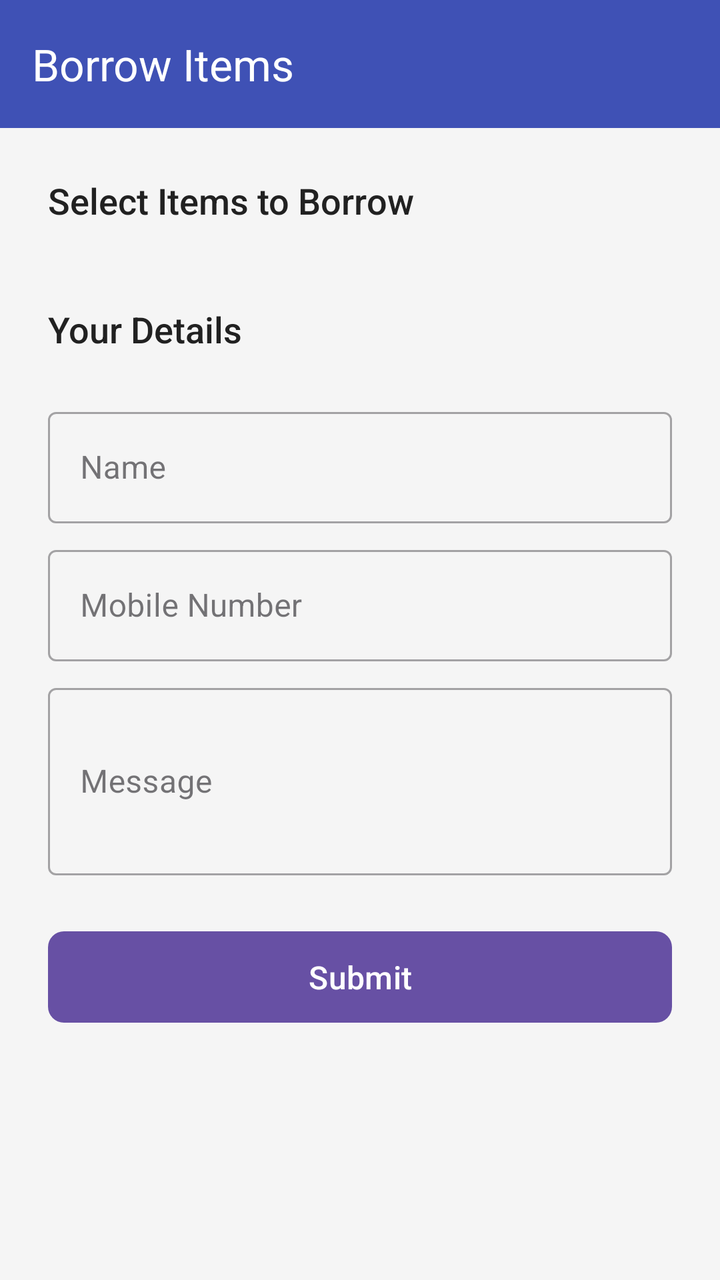
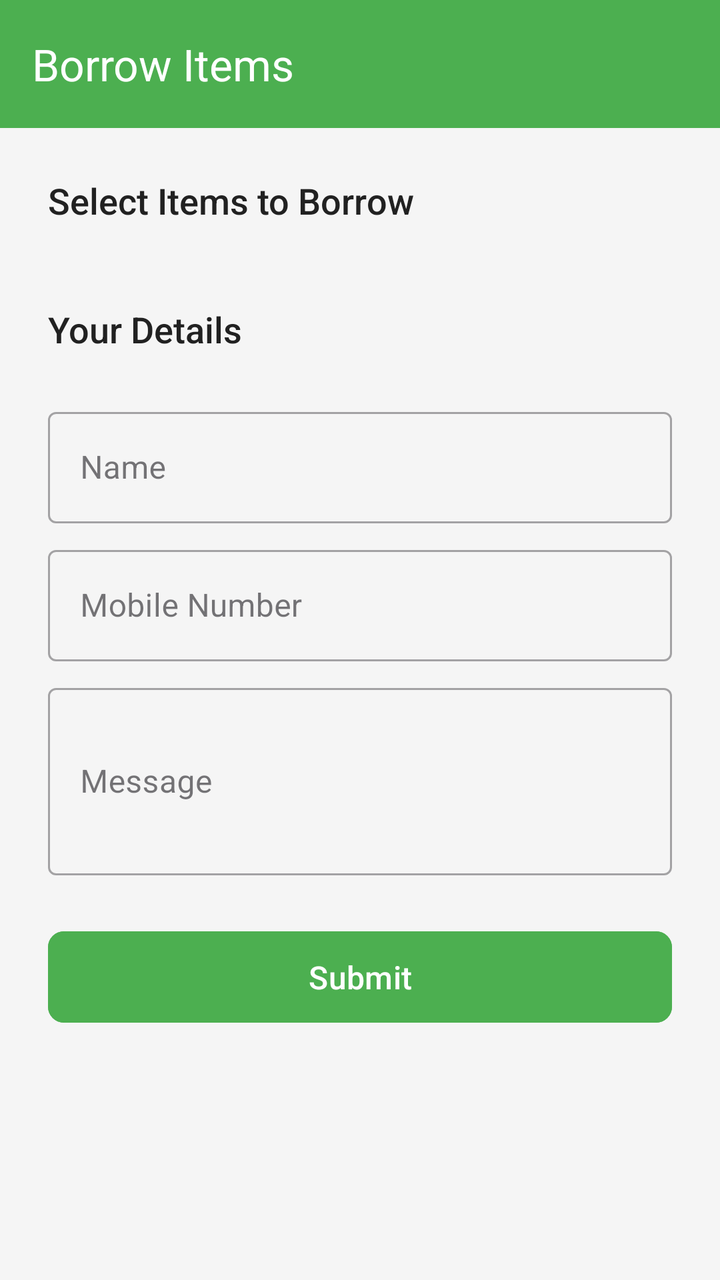

An Android layout rendered at two revisions. The XML below is the earlier revision; the diff shows what the commit changed to produce the second picture.
<!-- AndroidManifest.xml: application theme Theme.MyApplication -->
<!-- res/layout/activity_borrow.xml -->
<?xml version="1.0" encoding="utf-8"?>
<androidx.coordinatorlayout.widget.CoordinatorLayout
    xmlns:android="http://schemas.android.com/apk/res/android"
    xmlns:app="http://schemas.android.com/apk/res-auto"
    android:layout_width="match_parent"
    android:layout_height="match_parent"
    android:background="@color/light_background_color"> <com.google.android.material.appbar.AppBarLayout
    android:layout_width="match_parent"
    android:layout_height="wrap_content"
    android:background="@color/primary_color"> <androidx.appcompat.widget.Toolbar
    android:id="@+id/toolbar"
    android:layout_width="match_parent"
    android:layout_height="?attr/actionBarSize"
    app:title="Borrow Items"
    app:titleTextColor="@android:color/white"
    app:popupTheme="@style/ThemeOverlay.AppCompat.Light"/> </com.google.android.material.appbar.AppBarLayout>

    <androidx.core.widget.NestedScrollView
        android:layout_width="match_parent"
        android:layout_height="match_parent"
        app:layout_behavior="@string/appbar_scrolling_view_behavior">

        <LinearLayout
            android:layout_width="match_parent"
            android:layout_height="wrap_content"
            android:orientation="vertical"
            android:padding="24dp"> <TextView
            android:layout_width="wrap_content"
            android:layout_height="wrap_content"
            android:text="Select Items to Borrow"
            android:textSize="18sp"
            android:textColor="@color/text_primary"
            android:layout_marginBottom="16dp"
            android:fontFamily="sans-serif-medium"/> <androidx.recyclerview.widget.RecyclerView
            android:id="@+id/itemsRecyclerView"
            android:layout_width="match_parent"
            android:layout_height="wrap_content"
            android:nestedScrollingEnabled="false"
            android:layout_marginBottom="24dp"/> <TextView
            android:layout_width="wrap_content"
            android:layout_height="wrap_content"
            android:text="Your Details"
            android:textSize="18sp"
            android:textColor="@color/text_primary"
            android:layout_marginBottom="16dp"
            android:fontFamily="sans-serif-medium"/> <com.google.android.material.textfield.TextInputLayout
            android:id="@+id/nameInputLayout"
            android:layout_width="match_parent"
            android:layout_height="wrap_content"
            android:hint="Name"
            style="@style/Widget.MaterialComponents.TextInputLayout.OutlinedBox" android:layout_marginTop="8dp"> <com.google.android.material.textfield.TextInputEditText
            android:id="@+id/nameEditText"
            android:layout_width="match_parent"
            android:layout_height="wrap_content"
            android:inputType="textPersonName"/>

        </com.google.android.material.textfield.TextInputLayout>

            <com.google.android.material.textfield.TextInputLayout
                android:id="@+id/mobileNumberInputLayout"
                android:layout_width="match_parent"
                android:layout_height="wrap_content"
                android:hint="Mobile Number"
                style="@style/Widget.MaterialComponents.TextInputLayout.OutlinedBox" android:layout_marginTop="8dp"> <com.google.android.material.textfield.TextInputEditText
                android:id="@+id/mobileNumberEditText"
                android:layout_width="match_parent"
                android:layout_height="wrap_content"
                android:inputType="phone"/>

            </com.google.android.material.textfield.TextInputLayout>

            <com.google.android.material.textfield.TextInputLayout
                android:id="@+id/messageInputLayout"
                android:layout_width="match_parent"
                android:layout_height="wrap_content"
                android:hint="Message"
                style="@style/Widget.MaterialComponents.TextInputLayout.OutlinedBox" android:layout_marginTop="8dp"> <com.google.android.material.textfield.TextInputEditText
                android:id="@+id/messageEditText"
                android:layout_width="match_parent"
                android:layout_height="wrap_content"
                android:inputType="textMultiLine"
                android:minLines="3"/>

            </com.google.android.material.textfield.TextInputLayout>

            <com.google.android.material.button.MaterialButton
                android:id="@+id/submitButton"
                android:layout_width="match_parent"
                android:layout_height="wrap_content"
                android:text="Submit"
                android:layout_marginTop="24dp"
                android:paddingVertical="12dp"
                android:textSize="16sp"
                app:cornerRadius="8dp"/> </LinearLayout>

    </androidx.core.widget.NestedScrollView>

</androidx.coordinatorlayout.widget.CoordinatorLayout>
<!-- resources referenced by this layout -->
<resources>
  <color name="light_background_color">#F5F5F5</color>
  <color name="primary_color">#3F51B5</color>
  <color name="text_primary">#212121</color>
  <style name="Theme.MyApplication" parent="Base.Theme.MyApplication" />
  <style name="Base.Theme.MyApplication" parent="Theme.Material3.DayNight.NoActionBar">
          
          
      </style>
</resources>

<!-- the commit's change to res/layout/activity_borrow.xml (unified diff, before → after) -->
@@ -4,16 +4,21 @@
     xmlns:app="http://schemas.android.com/apk/res-auto"
     android:layout_width="match_parent"
     android:layout_height="match_parent"
-    android:background="@color/light_background_color"> <com.google.android.material.appbar.AppBarLayout
-    android:layout_width="match_parent"
-    android:layout_height="wrap_content"
-    android:background="@color/primary_color"> <androidx.appcompat.widget.Toolbar
-    android:id="@+id/toolbar"
-    android:layout_width="match_parent"
-    android:layout_height="?attr/actionBarSize"
-    app:title="Borrow Items"
-    app:titleTextColor="@android:color/white"
-    app:popupTheme="@style/ThemeOverlay.AppCompat.Light"/> </com.google.android.material.appbar.AppBarLayout>
+    android:background="@color/light_background_color">
+
+    <com.google.android.material.appbar.AppBarLayout
+        android:layout_width="match_parent"
+        android:layout_height="wrap_content"
+        android:background="@color/primary_green">
+
+        <androidx.appcompat.widget.Toolbar
+            android:id="@+id/toolbar"
+            android:layout_width="match_parent"
+            android:layout_height="?attr/actionBarSize"
+            app:title="Borrow Items"
+            app:titleTextColor="@android:color/white"
+            app:popupTheme="@style/ThemeOverlay.AppCompat.Light"/>
+    </com.google.android.material.appbar.AppBarLayout>
 
     <androidx.core.widget.NestedScrollView
         android:layout_width="match_parent"
@@ -24,65 +29,69 @@
             android:layout_width="match_parent"
             android:layout_height="wrap_content"
             android:orientation="vertical"
-            android:padding="24dp"> <TextView
-            android:layout_width="wrap_content"
-            android:layout_height="wrap_content"
-            android:text="Select Items to Borrow"
-            android:textSize="18sp"
-            android:textColor="@color/text_primary"
-            android:layout_marginBottom="16dp"
-            android:fontFamily="sans-serif-medium"/> <androidx.recyclerview.widget.RecyclerView
-            android:id="@+id/itemsRecyclerView"
-            android:layout_width="match_parent"
-            android:layout_height="wrap_content"
-            android:nestedScrollingEnabled="false"
-            android:layout_marginBottom="24dp"/> <TextView
-            android:layout_width="wrap_content"
-            android:layout_height="wrap_content"
-            android:text="Your Details"
-            android:textSize="18sp"
-            android:textColor="@color/text_primary"
-            android:layout_marginBottom="16dp"
-            android:fontFamily="sans-serif-medium"/> <com.google.android.material.textfield.TextInputLayout
-            android:id="@+id/nameInputLayout"
-            android:layout_width="match_parent"
-            android:layout_height="wrap_content"
-            android:hint="Name"
-            style="@style/Widget.MaterialComponents.TextInputLayout.OutlinedBox" android:layout_marginTop="8dp"> <com.google.android.material.textfield.TextInputEditText
-            android:id="@+id/nameEditText"
-            android:layout_width="match_parent"
-            android:layout_height="wrap_content"
-            android:inputType="textPersonName"/>
-
-        </com.google.android.material.textfield.TextInputLayout>
-
+            android:padding="24dp">
+            <TextView
+                android:layout_width="wrap_content"
+                android:layout_height="wrap_content"
+                android:text="Select Items to Borrow"
+                android:textSize="18sp"
+                android:textColor="@color/text_primary"
+                android:layout_marginBottom="16dp"
+                android:fontFamily="sans-serif-medium"/>
+            <androidx.recyclerview.widget.RecyclerView
+                android:id="@+id/itemsRecyclerView"
+                android:layout_width="match_parent"
+                android:layout_height="wrap_content"
+                android:nestedScrollingEnabled="false"
+                android:layout_marginBottom="24dp"/>
+            <TextView
+                android:layout_width="wrap_content"
+                android:layout_height="wrap_content"
+                android:text="Your Details"
+                android:textSize="18sp"
+                android:textColor="@color/text_primary"
+                android:layout_marginBottom="16dp"
+                android:fontFamily="sans-serif-medium"/>
+            <com.google.android.material.textfield.TextInputLayout
+                android:id="@+id/nameInputLayout"
+                android:layout_width="match_parent"
+                android:layout_height="wrap_content"
+                android:hint="Name"
+                style="@style/Widget.MaterialComponents.TextInputLayout.OutlinedBox"
+                android:layout_marginTop="8dp">
+                <com.google.android.material.textfield.TextInputEditText
+                    android:id="@+id/nameEditText"
+                    android:layout_width="match_parent"
+                    android:layout_height="wrap_content"
+                    android:inputType="textPersonName"/>
+            </com.google.android.material.textfield.TextInputLayout>
             <com.google.android.material.textfield.TextInputLayout
                 android:id="@+id/mobileNumberInputLayout"
                 android:layout_width="match_parent"
                 android:layout_height="wrap_content"
                 android:hint="Mobile Number"
-                style="@style/Widget.MaterialComponents.TextInputLayout.OutlinedBox" android:layout_marginTop="8dp"> <com.google.android.material.textfield.TextInputEditText
-                android:id="@+id/mobileNumberEditText"
-                android:layout_width="match_parent"
-                android:layout_height="wrap_content"
-                android:inputType="phone"/>
-
+                style="@style/Widget.MaterialComponents.TextInputLayout.OutlinedBox"
+                android:layout_marginTop="8dp">
+                <com.google.android.material.textfield.TextInputEditText
+                    android:id="@+id/mobileNumberEditText"
+                    android:layout_width="match_parent"
+                    android:layout_height="wrap_content"
+                    android:inputType="phone"/>
             </com.google.android.material.textfield.TextInputLayout>
-
             <com.google.android.material.textfield.TextInputLayout
                 android:id="@+id/messageInputLayout"
                 android:layout_width="match_parent"
                 android:layout_height="wrap_content"
                 android:hint="Message"
-                style="@style/Widget.MaterialComponents.TextInputLayout.OutlinedBox" android:layout_marginTop="8dp"> <com.google.android.material.textfield.TextInputEditText
-                android:id="@+id/messageEditText"
-                android:layout_width="match_parent"
-                android:layout_height="wrap_content"
-                android:inputType="textMultiLine"
-                android:minLines="3"/>
-
+                style="@style/Widget.MaterialComponents.TextInputLayout.OutlinedBox"
+                android:layout_marginTop="8dp">
+                <com.google.android.material.textfield.TextInputEditText
+                    android:id="@+id/messageEditText"
+                    android:layout_width="match_parent"
+                    android:layout_height="wrap_content"
+                    android:inputType="textMultiLine"
+                    android:minLines="3"/>
             </com.google.android.material.textfield.TextInputLayout>
-
             <com.google.android.material.button.MaterialButton
                 android:id="@+id/submitButton"
                 android:layout_width="match_parent"
@@ -91,8 +100,9 @@
                 android:layout_marginTop="24dp"
                 android:paddingVertical="12dp"
                 android:textSize="16sp"
-                app:cornerRadius="8dp"/> </LinearLayout>
-
+                android:backgroundTint="@color/primary_green"
+                android:textColor="@color/white"
+                app:cornerRadius="8dp"/>
+        </LinearLayout>
     </androidx.core.widget.NestedScrollView>
-
 </androidx.coordinatorlayout.widget.CoordinatorLayout>
<!-- resource entries referenced after the edit -->
@@ -1,8 +1,9 @@
 <!-- resources referenced by this layout -->
 <resources>
   <color name="light_background_color">#F5F5F5</color>
-  <color name="primary_color">#3F51B5</color>
+  <color name="primary_green">#4CAF50</color>
   <color name="text_primary">#212121</color>
+  <color name="white">#FFFFFF</color>
   <style name="Theme.MyApplication" parent="Base.Theme.MyApplication" />
   <style name="Base.Theme.MyApplication" parent="Theme.Material3.DayNight.NoActionBar">
           
